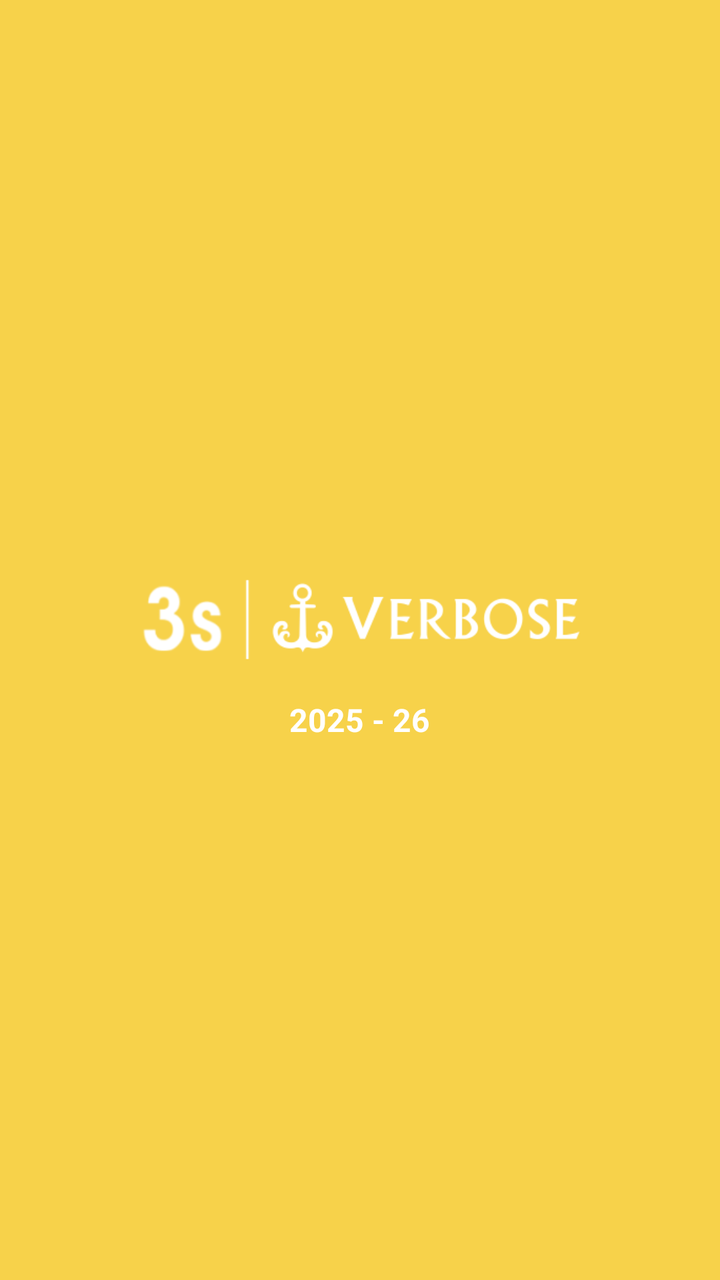
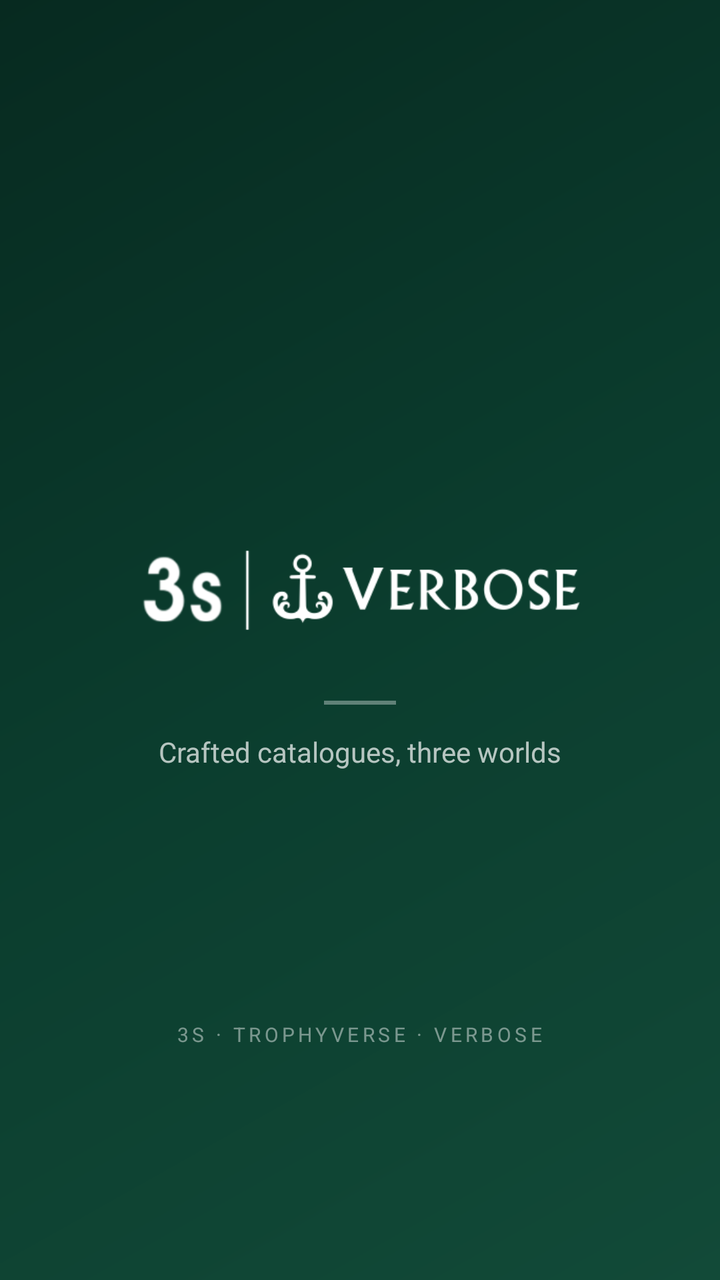

An Android layout rendered at two revisions. The XML below is the earlier revision; the diff shows what the commit changed to produce the second picture.
<!-- AndroidManifest.xml: application theme Theme.The3S -->
<!-- res/layout/activity_splash_screen.xml -->
<?xml version="1.0" encoding="utf-8"?>
<RelativeLayout xmlns:android="http://schemas.android.com/apk/res/android"
    xmlns:app="http://schemas.android.com/apk/res-auto"
    xmlns:tools="http://schemas.android.com/tools"
    android:id="@+id/main"
    android:layout_width="match_parent"
    android:layout_height="match_parent"
    android:background="@color/primaryColor"
    tools:context=".SplashScreen">

    <LinearLayout
        android:layout_width="wrap_content"
        android:layout_height="wrap_content"
        android:layout_centerInParent="true"
        android:gravity="center"
        android:orientation="vertical">

        <ImageView
            android:layout_width="220dp"
            android:layout_height="wrap_content"
            android:src="@drawable/logo_white" />

        <TextView
            android:layout_width="wrap_content"
            android:layout_height="wrap_content"
            android:text="2025 - 26"
            android:textColor="@color/white"
            android:textSize="16sp"
            android:textStyle="bold" />


    </LinearLayout>

    <ProgressBar
        android:id="@+id/progressBar"
        android:layout_width="wrap_content"
        android:layout_height="wrap_content"
        android:layout_alignParentBottom="true"
        android:layout_centerHorizontal="true"
        android:layout_marginBottom="50dp"
        android:indeterminate="true"
        android:indeterminateTint="@android:color/white" />


</RelativeLayout>
<!-- resources referenced by this layout -->
<resources>
  <color name="primaryColor">#f7d24a</color>
  <color name="white">#FFFFFFFF</color>
  <!-- drawable logo_white: png bitmap (drawable, 8981 bytes) -->
  <style name="Theme.The3S" parent="Theme.MaterialComponents.Light.NoActionBar">
          <item name="android:windowOptOutEdgeToEdgeEnforcement" tools:ignore="NewApi">true</item>
          
          <item name="colorPrimary">@color/purple_500</item>
          <item name="colorPrimaryVariant">@color/purple_700</item>
          <item name="colorOnPrimary">@color/white</item>
          
          <item name="colorSecondary">@color/teal_200</item>
          <item name="colorSecondaryVariant">@color/teal_700</item>
          <item name="colorOnSecondary">@color/black</item>
          
          <item name="android:statusBarColor">?attr/colorPrimaryVariant</item>
          
      </style>
  <color name="purple_500">#FF6200EE</color>
  <color name="purple_700">#f7d24a</color>
  <color name="teal_200">#FF03DAC5</color>
  <color name="teal_700">#FF018786</color>
  <color name="black">#FF000000</color>
</resources>

<!-- the commit's change to res/layout/activity_splash_screen.xml (unified diff, before → after) -->
@@ -1,11 +1,10 @@
 <?xml version="1.0" encoding="utf-8"?>
 <RelativeLayout xmlns:android="http://schemas.android.com/apk/res/android"
-    xmlns:app="http://schemas.android.com/apk/res-auto"
     xmlns:tools="http://schemas.android.com/tools"
     android:id="@+id/main"
     android:layout_width="match_parent"
     android:layout_height="match_parent"
-    android:background="@color/primaryColor"
+    android:background="@drawable/bg_header_gradient"
     tools:context=".SplashScreen">
 
     <LinearLayout
@@ -18,18 +17,34 @@
         <ImageView
             android:layout_width="220dp"
             android:layout_height="wrap_content"
+            android:contentDescription="3S logo"
             android:src="@drawable/logo_white" />
+
+        <View
+            android:layout_width="36dp"
+            android:layout_height="2dp"
+            android:layout_marginTop="16dp"
+            android:background="#59FFFFFF" />
 
         <TextView
             android:layout_width="wrap_content"
             android:layout_height="wrap_content"
-            android:text="2025 - 26"
-            android:textColor="@color/white"
-            android:textSize="16sp"
-            android:textStyle="bold" />
+            android:layout_marginTop="14dp"
+            android:text="Crafted catalogues, three worlds"
+            android:textColor="@color/whiteMuted"
+            android:textSize="14sp" />
+    </LinearLayout>
 
-
-    </LinearLayout>
+    <TextView
+        android:layout_width="wrap_content"
+        android:layout_height="wrap_content"
+        android:layout_above="@id/progressBar"
+        android:layout_centerHorizontal="true"
+        android:layout_marginBottom="18dp"
+        android:letterSpacing="0.18"
+        android:text="3S · TROPHYVERSE · VERBOSE"
+        android:textColor="#73FFFFFF"
+        android:textSize="10sp" />
 
     <ProgressBar
         android:id="@+id/progressBar"
@@ -41,5 +56,4 @@
         android:indeterminate="true"
         android:indeterminateTint="@android:color/white" />
 
-
 </RelativeLayout>
<!-- resource entries referenced after the edit -->
@@ -1,26 +1,33 @@
 <!-- resources referenced by this layout -->
 <resources>
-  <color name="primaryColor">#f7d24a</color>
+  <color name="whiteMuted">#B3FFFFFF</color>
+  <!-- drawable bg_header_gradient (drawable) -->
+  <?xml version="1.0" encoding="utf-8"?>
+  <shape xmlns:android="http://schemas.android.com/apk/res/android"
+      android:shape="rectangle">
+      <gradient
+          android:angle="315"
+          android:startColor="#072A20"
+          android:centerColor="#0B3D2E"
+          android:endColor="#124A38" />
+  </shape>
+  <color name="primaryColor">#0B3D2E</color>
+  <color name="primaryDark">#072A20</color>
   <color name="white">#FFFFFFFF</color>
   <!-- drawable logo_white: png bitmap (drawable, 8981 bytes) -->
   <style name="Theme.The3S" parent="Theme.MaterialComponents.Light.NoActionBar">
           <item name="android:windowOptOutEdgeToEdgeEnforcement" tools:ignore="NewApi">true</item>
           
-          <item name="colorPrimary">@color/purple_500</item>
-          <item name="colorPrimaryVariant">@color/purple_700</item>
+          <item name="colorPrimary">@color/primaryColor</item>
+          <item name="colorPrimaryVariant">@color/primaryDark</item>
           <item name="colorOnPrimary">@color/white</item>
           
-          <item name="colorSecondary">@color/teal_200</item>
-          <item name="colorSecondaryVariant">@color/teal_700</item>
-          <item name="colorOnSecondary">@color/black</item>
+          <item name="colorSecondary">#2A9070</item>
+          <item name="colorSecondaryVariant">#1F7A5E</item>
+          <item name="colorOnSecondary">@color/white</item>
           
           <item name="android:statusBarColor">?attr/colorPrimaryVariant</item>
           
       </style>
-  <color name="purple_500">#FF6200EE</color>
-  <color name="purple_700">#f7d24a</color>
-  <color name="teal_200">#FF03DAC5</color>
-  <color name="teal_700">#FF018786</color>
-  <color name="black">#FF000000</color>
 </resources>
 
